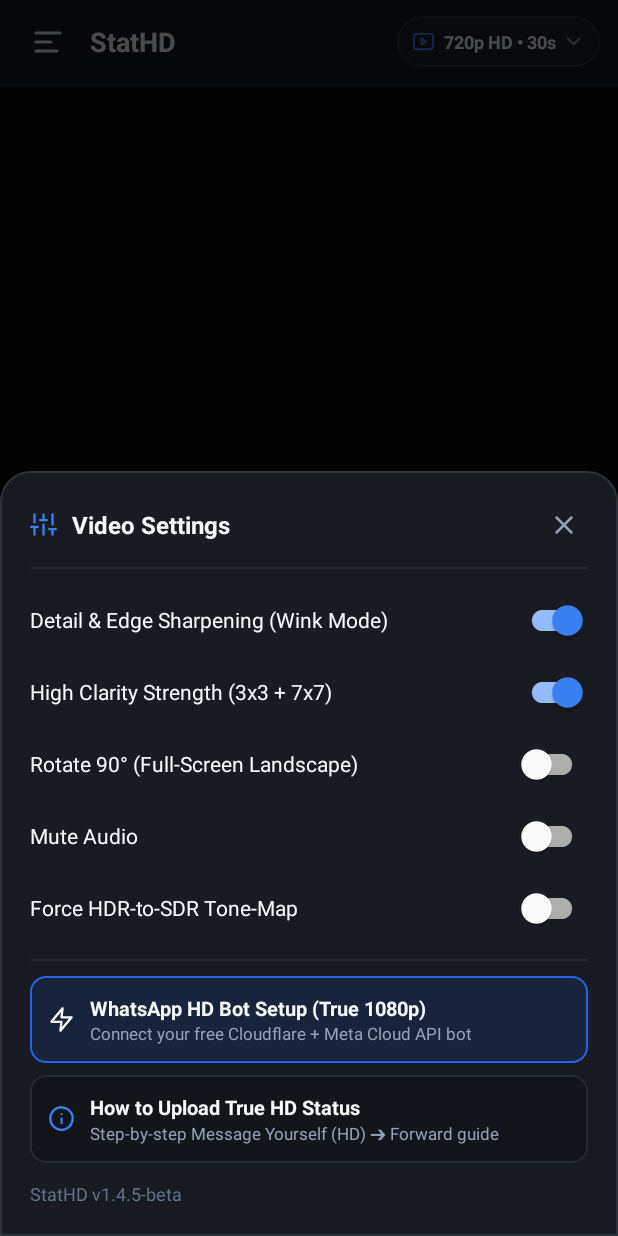
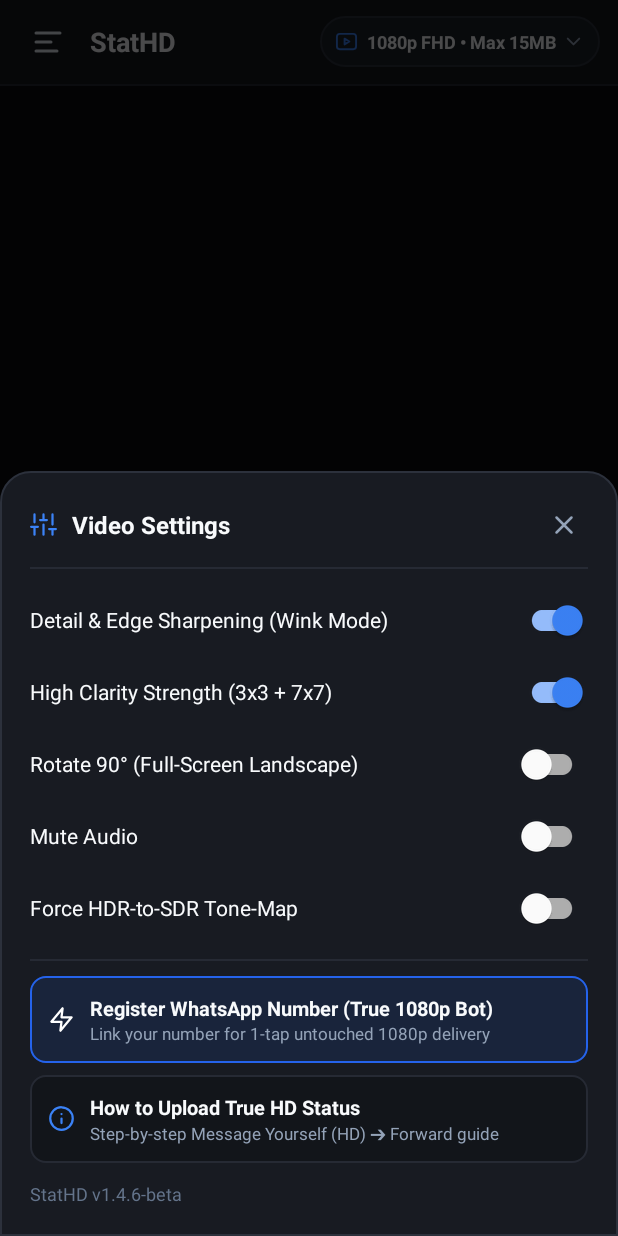
Before and after one commit to XC0D3-X/StatsHD, an Android app: the screen it shows after launch (MainActivity), after a tap on "Settings Menu", on a phone screen of 412 x 824 dp. Run offline under Robolectric (Android 15) with nearby library versions, the phone set to English and light mode, and no system bars.

Commit message:
feat(v1.4.6-beta): hardcode live Cloudflare Worker bot & 1-tap PureStatus-style auto-redirect

```diff
--- a/app/build.gradle.kts
+++ b/app/build.gradle.kts
@@ -11,8 +11,8 @@ android {
         applicationId = "com.stathd.purestatus"
         minSdk = 26
         targetSdk = 34
-        versionCode = 11
-        versionName = "1.4.5-beta"
+        versionCode = 12
+        versionName = "1.4.6-beta"
     }
 
     buildTypes {
--- a/app/src/main/java/com/stathd/purestatus/MainActivity.kt
+++ b/app/src/main/java/com/stathd/purestatus/MainActivity.kt
@@ -61,6 +61,11 @@ import kotlin.math.roundToInt
 
 @OptIn(UnstableApi::class)
 class MainActivity : AppCompatActivity() {
+
+    companion object {
+        private const val BUILT_IN_BOT_URL = "https://stathd-bot.xxxlocal7.workers.dev"
+        private const val BUILT_IN_BOT_PHONE = "15551365462"
+    }
 
     enum class StatusPreset(
         val pillLabel: String,
@@ -150,11 +155,9 @@ class MainActivity : AppCompatActivity() {
     private lateinit var btnOpenBotSetup: LinearLayout
     private lateinit var overlayBotSetupPopup: FrameLayout
     private lateinit var btnCloseBotSetup: ImageButton
-    private lateinit var etBotUrl: EditText
     private lateinit var etUserPhone: EditText
-    private lateinit var etBotPhone: EditText
-    private lateinit var btnSayHiToBot: MaterialButton
     private lateinit var btnSaveBotConfig: MaterialButton
+    private lateinit var btnSavePhoneOnly: MaterialButton
 
     // Media State
     private var selectedMediaUri: Uri? = null
@@ -175,7 +178,7 @@ class MainActivity : AppCompatActivity() {
     private var isVideoPlaying: Boolean = false
     private var isScrubbingTimeline: Boolean = false
     private var compareMode: CompareMode = CompareMode.ORIGINAL
-    private var currentPreset: StatusPreset = StatusPreset.CLIP_30S_ULTRA
+    private var currentPreset: StatusPreset = StatusPreset.CLIP_30S_1080P
     private var activeTransformer: Transformer? = null
 
     private val mainHandler = Handler(Looper.getMainLooper())
@@ -287,11 +290,9 @@ class MainActivity : AppCompatActivity() {
         btnOpenBotSetup = findViewById(R.id.btnOpenBotSetup)
         overlayBotSetupPopup = findViewById(R.id.overlayBotSetupPopup)
         btnCloseBotSetup = findViewById(R.id.btnCloseBotSetup)
-        etBotUrl = findViewById(R.id.etBotUrl)
         etUserPhone = findViewById(R.id.etUserPhone)
-        etBotPhone = findViewById(R.id.etBotPhone)
-        btnSayHiToBot = findViewById(R.id.btnSayHiToBot)
         btnSaveBotConfig = findViewById(R.id.btnSaveBotConfig)
+        btnSavePhoneOnly = findViewById(R.id.btnSavePhoneOnly)
         loadSavedBotPrefs()
     }
 
@@ -433,24 +434,26 @@ class MainActivity : AppCompatActivity() {
         overlayBotSetupPopup.setOnClickListener { overlayBotSetupPopup.visibility = View.GONE }
 
         btnSaveBotConfig.setOnClickListener {
-            val prefs = getSharedPreferences("stathd_bot_prefs", MODE_PRIVATE)
-            prefs.edit()
-                .putString("bot_url", etBotUrl.text.toString().trim())
-                .putString("user_phone", etUserPhone.text.toString().replace(Regex("[^0-9]"), ""))
-                .putString("bot_phone", etBotPhone.text.toString().replace(Regex("[^0-9]"), ""))
-                .apply()
+            val normalized = normalizePhoneNumber(etUserPhone.text.toString())
+            if (normalized.length < 9) {
+                Toast.makeText(this, "Enter a valid WhatsApp number (e.g. 0123456789)", Toast.LENGTH_SHORT).show()
+                return@setOnClickListener
+            }
+            saveUserPhone(normalized)
             overlayBotSetupPopup.visibility = View.GONE
-            Toast.makeText(this, "Bot configuration saved!", Toast.LENGTH_SHORT).show()
+            val waUrl = Uri.parse("https://wa.me/$BUILT_IN_BOT_PHONE?text=Hi%20StatHD")
+            startActivity(Intent(Intent.ACTION_VIEW, waUrl))
         }
 
-        btnSayHiToBot.setOnClickListener {
-            val botNum = etBotPhone.text.toString().replace(Regex("[^0-9]"), "")
-            if (botNum.length < 7) {
-                Toast.makeText(this, "Enter the Bot WhatsApp Number first (from Meta API Setup)", Toast.LENGTH_LONG).show()
+        btnSavePhoneOnly.setOnClickListener {
+            val normalized = normalizePhoneNumber(etUserPhone.text.toString())
+            if (normalized.length < 9) {
+                Toast.makeText(this, "Enter a valid WhatsApp number (e.g. 0123456789)", Toast.LENGTH_SHORT).show()
                 return@setOnClickListener
             }
-            val waUrl = Uri.parse("https://wa.me/$botNum?text=Hi%20StatHD")
-            startActivity(Intent(Intent.ACTION_VIEW, waUrl))
+            saveUserPhone(normalized)
+            overlayBotSetupPopup.visibility = View.GONE
+            Toast.makeText(this, "WhatsApp number saved ($normalized)!", Toast.LENGTH_SHORT).show()
         }
 
         btnShareWhatsApp.setOnClickListener {
@@ -1169,27 +1172,29 @@ class MainActivity : AppCompatActivity() {
         overlayResultPopup.visibility = View.VISIBLE
     }
 
+    private fun normalizePhoneNumber(raw: String): String {
+        val digits = raw.replace(Regex("[^0-9]"), "")
+        return if (digits.startsWith("0")) "60" + digits.substring(1) else digits
+    }
+
+    private fun saveUserPhone(phone: String) {
+        val prefs = getSharedPreferences("stathd_bot_prefs", MODE_PRIVATE)
+        prefs.edit().putString("user_phone", phone).apply()
+    }
+
     private fun loadSavedBotPrefs() {
         val prefs = getSharedPreferences("stathd_bot_prefs", MODE_PRIVATE)
-        etBotUrl.setText(prefs.getString("bot_url", ""))
         etUserPhone.setText(prefs.getString("user_phone", ""))
-        etBotPhone.setText(prefs.getString("bot_phone", ""))
     }
 
     private fun dispatchToWhatsAppBot(file: File) {
         val prefs = getSharedPreferences("stathd_bot_prefs", MODE_PRIVATE)
-        val botUrl = prefs.getString("bot_url", "")?.trim() ?: ""
         val userPhone = prefs.getString("user_phone", "")?.trim() ?: ""
 
-        if (botUrl.isEmpty() || userPhone.length < 8) {
+        if (userPhone.length < 9) {
             overlayResultPopup.visibility = View.GONE
             loadSavedBotPrefs()
             overlayBotSetupPopup.visibility = View.VISIBLE
-            Toast.makeText(
-                this,
-                "Set your Cloudflare Bot URL & WhatsApp Number first",
-                Toast.LENGTH_LONG
-            ).show()
             return
         }
 
@@ -1208,7 +1213,7 @@ class MainActivity : AppCompatActivity() {
         val photoFlag = isPhotoMode
         thread(start = true) {
             val res = WhatsAppBotUploader.uploadToBot(
-                botBaseUrl = botUrl,
+                botBaseUrl = BUILT_IN_BOT_URL,
                 recipientPhone = userPhone,
                 file = file,
                 isPhoto = photoFlag
--- a/app/src/main/res/layout/activity_main.xml
+++ b/app/src/main/res/layout/activity_main.xml
@@ -61,7 +61,7 @@
                     android:layout_width="wrap_content"
                     android:layout_height="wrap_content"
                     android:layout_marginStart="6dp"
-                    android:text="720p HD • 30s"
+                    android:text="1080p FHD • Max 15MB"
                     android:textColor="@color/text_primary"
                     android:textSize="12sp"
                     android:textStyle="bold" />
@@ -597,7 +597,7 @@
                     <TextView
                         android:layout_width="wrap_content"
                         android:layout_height="wrap_content"
-                        android:text="WhatsApp HD Bot Setup (True 1080p)"
+                        android:text="Register WhatsApp Number (True 1080p Bot)"
                         android:textColor="@color/text_primary"
                         android:textSize="13sp"
                         android:textStyle="bold" />
@@ -605,7 +605,7 @@
                     <TextView
                         android:layout_width="wrap_content"
                         android:layout_height="wrap_content"
-                        android:text="Connect your free Cloudflare + Meta Cloud API bot"
+                        android:text="Link your number for 1-tap untouched 1080p delivery"
                         android:textColor="@color/text_secondary"
                         android:textSize="11sp" />
                 </LinearLayout>
@@ -656,7 +656,7 @@
                 android:layout_width="wrap_content"
                 android:layout_height="wrap_content"
                 android:layout_marginTop="12dp"
-                android:text="StatHD v1.4.5-beta"
+                android:text="StatHD v1.4.6-beta"
                 android:textColor="@color/text_muted"
                 android:textSize="12sp" />
         </LinearLayout>
@@ -716,7 +716,7 @@
                 android:layout_width="match_parent"
                 android:layout_height="wrap_content"
                 android:layout_marginTop="4dp"
-                android:background="@drawable/bg_preset_unselected"
+                android:background="@drawable/bg_preset_selected"
                 android:clickable="true"
                 android:focusable="true"
                 android:orientation="vertical"
@@ -725,7 +725,7 @@
                 <TextView
                     android:layout_width="wrap_content"
                     android:layout_height="wrap_content"
-                    android:text="1080p Full HD • Max 15MB (Chat HD ➔ Forward)"
+                    android:text="1080p Full HD • Max 15MB (Recommended for HD Bot)"
                     android:textColor="@color/text_primary"
                     android:textSize="14sp"
                     android:textStyle="bold" />
@@ -734,7 +734,7 @@
                     android:layout_width="wrap_content"
                     android:layout_height="wrap_content"
                     android:layout_marginTop="2dp"
-                    android:text="Full Dynamic Bitrate up to 16 Mbps (fills ~15 MB) • Send to Message Yourself as HD ➔ Forward"
+                    android:text="Full Dynamic Bitrate up to 16 Mbps • Delivers untouched 1080p via StatHD Bot"
                     android:textColor="@color/text_secondary"
                     android:textSize="12sp" />
             </LinearLayout>
@@ -744,7 +744,7 @@
                 android:layout_width="match_parent"
                 android:layout_height="wrap_content"
                 android:layout_marginTop="8dp"
-                android:background="@drawable/bg_preset_selected"
+                android:background="@drawable/bg_preset_unselected"
                 android:clickable="true"
                 android:focusable="true"
                 android:orientation="vertical"
@@ -1122,7 +1122,7 @@
     </FrameLayout>
 
     <!-- ========================================================= -->
-    <!-- POPUP 5: WHATSAPP HD BOT CONFIGURATION DIALOG             -->
+    <!-- POPUP 5: 1-STEP REGISTER WHATSAPP NUMBER (PURESTATUS FLOW)-->
     <!-- ========================================================= -->
     <FrameLayout
         android:id="@+id/overlayBotSetupPopup"
@@ -1155,7 +1155,7 @@
                     android:layout_width="0dp"
                     android:layout_height="wrap_content"
                     android:layout_weight="1"
-                    android:text="WhatsApp HD Bot Setup"
+                    android:text="Register WhatsApp Number"
                     android:textColor="@color/text_primary"
                     android:textSize="16sp"
                     android:textStyle="bold" />
@@ -1173,98 +1173,57 @@
             <TextView
                 android:layout_width="match_parent"
                 android:layout_height="wrap_content"
-                android:layout_marginBottom="10dp"
-                android:text="Delivers untouched 1080p HD videos directly to your WhatsApp chat via Meta Cloud API so you can Forward to Status with zero compression."
+                android:layout_marginBottom="12dp"
+                android:lineSpacingExtra="3dp"
+                android:text="1. Enter your WhatsApp number below.\n2. Tap Register &amp; Open Bot and send 'Hi StatHD' once.\n3. Receive untouched True 1080p HD videos directly in your WhatsApp — zero server storage!"
                 android:textColor="@color/text_secondary"
                 android:textSize="12sp" />
 
             <TextView
                 android:layout_width="wrap_content"
                 android:layout_height="wrap_content"
-                android:text="Cloudflare Worker Bot URL"
-                android:textColor="@color/text_secondary"
-                android:textSize="11sp" />
-
-            <EditText
-                android:id="@+id/etBotUrl"
-                android:layout_width="match_parent"
-                android:layout_height="44dp"
-                android:layout_marginTop="4dp"
-                android:background="@drawable/bg_preset_unselected"
-                android:hint="https://stathd-bot.yourname.workers.dev"
-                android:inputType="textUri"
-                android:paddingHorizontal="12dp"
-                android:textColor="@color/text_primary"
-                android:textColorHint="@color/text_muted"
-                android:textSize="13sp" />
-
-            <TextView
-                android:layout_width="wrap_content"
-                android:layout_height="wrap_content"
-                android:layout_marginTop="10dp"
-                android:text="Your WhatsApp Number (with country code, no +)"
+                android:text="Your WhatsApp Number"
                 android:textColor="@color/text_secondary"
                 android:textSize="11sp" />
 
             <EditText
                 android:id="@+id/etUserPhone"
                 android:layout_width="match_parent"
-                android:layout_height="44dp"
+                android:layout_height="46dp"
                 android:layout_marginTop="4dp"
                 android:background="@drawable/bg_preset_unselected"
-                android:hint="60123456789"
+                android:hint="e.g. 0123456789 or 60123456789"
                 android:inputType="phone"
                 android:paddingHorizontal="12dp"
                 android:textColor="@color/text_primary"
                 android:textColorHint="@color/text_muted"
-                android:textSize="13sp" />
-
-            <TextView
-                android:layout_width="wrap_content"
-                android:layout_height="wrap_content"
-                android:layout_marginTop="10dp"
-                android:text="Bot WhatsApp Number (optional, for 1-tap activation)"
-                android:textColor="@color/text_secondary"
-                android:textSize="11sp" />
-
-            <EditText
-                android:id="@+id/etBotPhone"
-                android:layout_width="match_parent"
-                android:layout_height="44dp"
-                android:layout_marginTop="4dp"
-                android:background="@drawable/bg_preset_unselected"
-                android:hint="15551234567"
-                android:inputType="phone"
-                android:paddingHorizontal="12dp"
-                android:textColor="@color/text_primary"
-                android:textColorHint="@color/text_muted"
-                android:textSize="13sp" />
-
-            <com.google.android.material.button.MaterialButton
-                android:id="@+id/btnSayHiToBot"
-                style="@style/Widget.MaterialComponents.Button.OutlinedButton"
-                android:layout_width="match_parent"
-                android:layout_height="44dp"
-                android:layout_marginTop="12dp"
-                android:text="Step 1: Open Bot Chat &amp; Say Hi (24h Free Window)"
-                android:textAllCaps="false"
-                android:textColor="@color/text_primary"
-                android:textSize="12sp"
-                app:cornerRadius="10dp"
-                app:strokeColor="@color/border_slate" />
+                android:textSize="14sp" />
 
             <com.google.android.material.button.MaterialButton
                 android:id="@+id/btnSaveBotConfig"
                 android:layout_width="match_parent"
-                android:layout_height="46dp"
+                android:layout_height="48dp"
+                android:layout_marginTop="14dp"
+                android:text="Register &amp; Open WhatsApp Bot"
+                android:textAllCaps="false"
+                android:textColor="#07130B"
+                android:textSize="14sp"
+                android:textStyle="bold"
+                app:backgroundTint="@color/whatsapp_green"
+                app:cornerRadius="10dp" />
+
+            <com.google.android.material.button.MaterialButton
+                android:id="@+id/btnSavePhoneOnly"
+                style="@style/Widget.MaterialComponents.Button.OutlinedButton"
+                android:layout_width="match_parent"
+                android:layout_height="42dp"
                 android:layout_marginTop="8dp"
-                android:text="Save Bot Configuration"
+                android:text="Already Sent Hi? Save Number Only"
                 android:textAllCaps="false"
-                android:textColor="#FFFFFF"
-                android:textSize="13sp"
-                android:textStyle="bold"
-                app:backgroundTint="@color/accent_blue"
-                app:cornerRadius="10dp" />
+                android:textColor="@color/text_secondary"
+                android:textSize="12sp"
+                app:cornerRadius="10dp"
+                app:strokeColor="@color/border_slate" />
         </LinearLayout>
     </FrameLayout>
 
```
Also changed, not shown: 3 other files.
